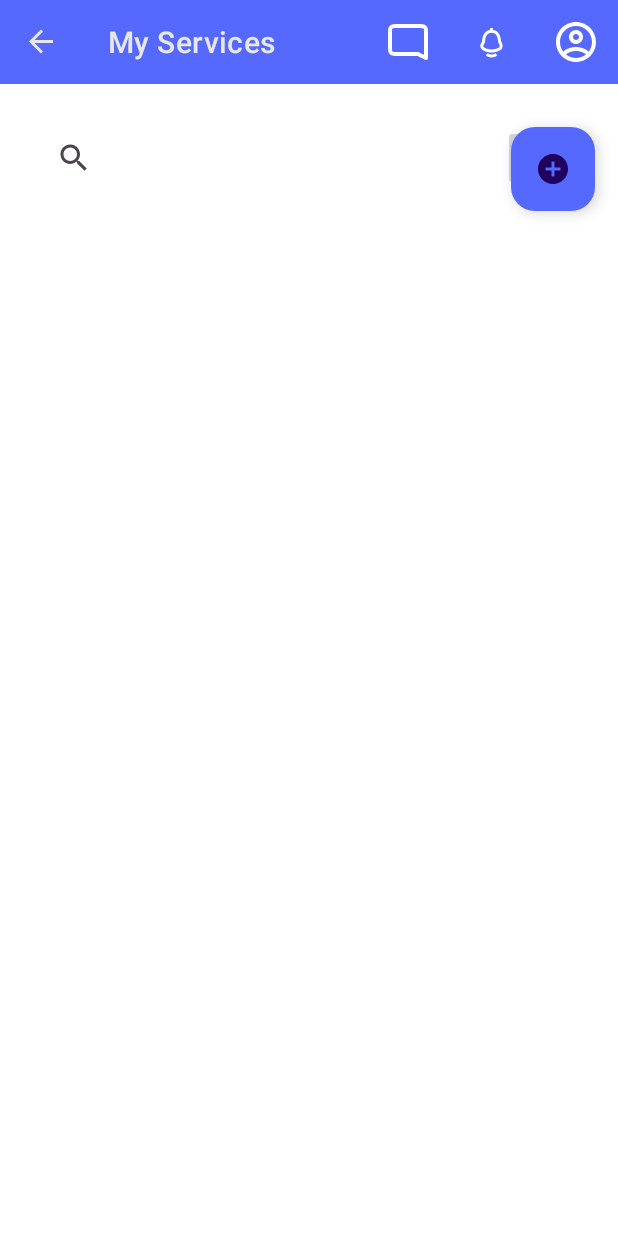
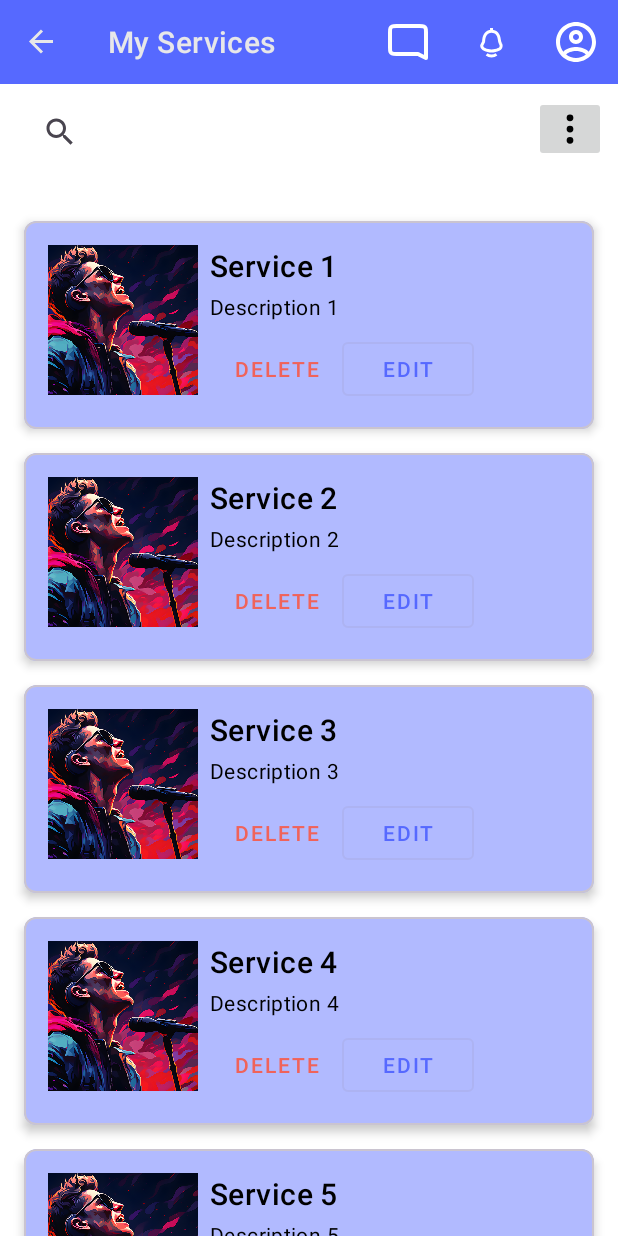
Before and after one commit to nikola-velemir/fusmobilni, an Android app: the ServiceView screen opened through its navigation route, on a phone screen of 412 x 824 dp. Run offline under Robolectric (Android 15) with nearby library versions, the phone set to English and light mode, and no system bars; our stand-ins replace navigation-ui.

Commit message:
create service card and service view for service provider

```diff
--- a/app/build.gradle
+++ b/app/build.gradle
@@ -33,7 +33,8 @@ android {
 
 
 dependencies {
-
+    implementation libs.glide
+    annotationProcessor libs.compiler
     implementation libs.appcompat
     implementation libs.material
     implementation libs.activity
--- /dev/null
+++ b/app/src/main/java/com/example/fusmobilni/adapters/PupServiceAdapter.java
@@ -0,0 +1,64 @@
+package com.example.fusmobilni.adapters;
+
+import android.net.Uri;
+import android.view.LayoutInflater;
+import android.view.View;
+import android.view.ViewGroup;
+import android.widget.Button;
+import android.widget.ImageView;
+import android.widget.TextView;
+
+import androidx.annotation.NonNull;
+import androidx.recyclerview.widget.RecyclerView;
+
+import com.bumptech.glide.Glide;
+import com.example.fusmobilni.R;
+import com.example.fusmobilni.model.DummyService;
+import com.example.fusmobilni.model.Service;
+
+import java.util.List;
+
+public class PupServiceAdapter extends RecyclerView.Adapter<PupServiceAdapter.ServiceViewHolder> {
+
+    private List<DummyService> serviceList;
+
+    public PupServiceAdapter(List<DummyService> serviceList) {
+        this.serviceList = serviceList;
+    }
+
+    @NonNull
+    @Override
+    public ServiceViewHolder onCreateViewHolder(@NonNull ViewGroup parent, int viewType) {
+        View view = LayoutInflater.from(parent.getContext())
+                .inflate(R.layout.pup_service_card, parent, false);
+        return new ServiceViewHolder(view);
+    }
+
+    @Override
+    public void onBindViewHolder(@NonNull ServiceViewHolder holder, int position) {
+        DummyService service = serviceList.get(position);
+        holder.title.setText(service.getTitle());
+        holder.description.setText(service.getDescription());
+    }
+
+    @Override
+    public int getItemCount() {
+        return serviceList.size();
+    }
+
+    public static class ServiceViewHolder extends RecyclerView.ViewHolder {
+
+        TextView title, description;
+        ImageView image;
+        Button editButton, deleteButton;
+
+        public ServiceViewHolder(@NonNull View itemView) {
+            super(itemView);
+            title = itemView.findViewById(R.id.cardTitle);
+            description = itemView.findViewById(R.id.cardDescription);
+            image = itemView.findViewById(R.id.cardImage);
+            editButton = itemView.findViewById(R.id.editButton);
+            deleteButton = itemView.findViewById(R.id.deleteButton);
+        }
+    }
+}
--- a/app/src/main/java/com/example/fusmobilni/fragments/ServiceView.java
+++ b/app/src/main/java/com/example/fusmobilni/fragments/ServiceView.java
@@ -1,10 +1,14 @@
 package com.example.fusmobilni.fragments;
 
 import android.graphics.Color;
+import android.net.Uri;
 import android.os.Bundle;
 
 import androidx.appcompat.widget.SearchView;
 import androidx.fragment.app.Fragment;
+import androidx.recyclerview.widget.GridLayoutManager;
+import androidx.recyclerview.widget.LinearLayoutManager;
+import androidx.recyclerview.widget.RecyclerView;
 
 import android.view.LayoutInflater;
 import android.view.View;
@@ -14,15 +18,22 @@ import android.widget.ImageView;
 import android.widget.TextView;
 
 import com.example.fusmobilni.R;
+import com.example.fusmobilni.adapters.PupServiceAdapter;
 import com.example.fusmobilni.databinding.FragmentServiceCreationBinding;
 import com.example.fusmobilni.databinding.FragmentServiceViewBinding;
+import com.example.fusmobilni.model.DummyService;
 
 import java.lang.reflect.Field;
+import java.util.ArrayList;
+import java.util.List;
 
 
 public class ServiceView extends Fragment {
 
     FragmentServiceViewBinding binding;
+    private RecyclerView recyclerView;
+    private PupServiceAdapter serviceAdapter;
+    private List<DummyService> services;
 
     public ServiceView() {
         // Required empty public constructor
@@ -43,7 +54,19 @@ public class ServiceView extends Fragment {
                              Bundle savedInstanceState) {
         binding = FragmentServiceViewBinding.inflate(inflater, container, false);
         View view = binding.getRoot();
+        recyclerView = binding.recyclerView;
+        recyclerView.setLayoutManager(new LinearLayoutManager(getActivity()));
 
+        services = new ArrayList<>();
+        services.add(new DummyService("Service 1", "Description 1"));
+        services.add(new DummyService("Service 2", "Description 2"));
+        services.add(new DummyService("Service 3", "Description 3"));
+        services.add(new DummyService("Service 4", "Description 4"));
+        services.add(new DummyService("Service 5", "Description 5"));
+
+        serviceAdapter = new PupServiceAdapter(services);
+
+        recyclerView.setAdapter(serviceAdapter);
 
         return view;
     }
--- /dev/null
+++ b/app/src/main/java/com/example/fusmobilni/model/DummyService.java
@@ -0,0 +1,30 @@
+package com.example.fusmobilni.model;
+
+import android.net.Uri;
+
+public class DummyService {
+
+    private String title;
+    private String description;
+
+    public DummyService(String title, String description) {
+        this.title = title;
+        this.description = description;
+    }
+
+    public String getDescription() {
+        return description;
+    }
+
+    public void setDescription(String description) {
+        this.description = description;
+    }
+
+    public String getTitle() {
+        return title;
+    }
+
+    public void setTitle(String title) {
+        this.title = title;
+    }
+}
--- a/app/src/main/res/layout/fragment_service_view.xml
+++ b/app/src/main/res/layout/fragment_service_view.xml
@@ -1,49 +1,49 @@
 <?xml version="1.0" encoding="utf-8"?>
-<androidx.constraintlayout.widget.ConstraintLayout xmlns:android="http://schemas.android.com/apk/res/android"
+<FrameLayout xmlns:android="http://schemas.android.com/apk/res/android"
     xmlns:app="http://schemas.android.com/apk/res-auto"
-    xmlns:tools="http://schemas.android.com/tools"
     android:layout_width="match_parent"
-    android:layout_height="match_parent"
-    tools:context=".fragments.ServiceView">
+    android:layout_height="match_parent">
 
     <LinearLayout
         android:id="@+id/linearLayout"
         android:layout_width="match_parent"
-        android:layout_height="100dp"
+        android:layout_height="wrap_content"
         android:orientation="horizontal"
-        app:layout_constraintEnd_toEndOf="parent"
-        app:layout_constraintStart_toStartOf="parent"
-        app:layout_constraintTop_toTopOf="parent">
+        android:padding="8dp">
 
         <androidx.appcompat.widget.SearchView
             android:id="@+id/searchView"
-            android:layout_width="260dp"
+            android:layout_width="0dp"
             android:layout_height="wrap_content"
-            android:layout_marginStart="25dp"
-            android:layout_marginTop="25dp"
+            android:layout_weight="1"
+            android:layout_marginStart="8dp"
             android:iconifiedByDefault="false"
             android:queryHint="Search here..." />
 
         <ImageButton
-            android:layout_width="25dp"
+            android:layout_width="wrap_content"
             android:layout_height="wrap_content"
-            android:layout_marginStart="50dp"
-            android:layout_marginTop="27dp"
-            android:contentDescription="B"
+            android:layout_marginStart="8dp"
+            android:contentDescription="Options"
             android:src="@drawable/three_dotted_menu" />
     </LinearLayout>
+
+    <androidx.recyclerview.widget.RecyclerView
+        android:id="@+id/recyclerView"
+        android:layout_width="match_parent"
+        android:layout_height="match_parent"
+        android:layout_marginTop="75dp"
+        android:padding="8dp"
+        android:clipToPadding="false"
+        android:scrollbars="vertical" />
 
     <com.google.android.material.floatingactionbutton.FloatingActionButton
         android:id="@+id/floating_action_button"
         android:layout_width="wrap_content"
         android:layout_height="wrap_content"
-        app:layout_constraintBottom_toBottomOf="parent"
-        app:layout_constraintEnd_toEndOf="parent"
-        android:layout_marginEnd="15dp"
-        android:layout_marginBottom="15dp"
+        android:layout_gravity="bottom|end"
+        android:layout_margin="16dp"
         android:backgroundTint="@color/primary_blue_900"
-        app:srcCompat="@drawable/plus_icon"
-        android:clickable="true"
-        tools:ignore="ImageContrastCheck" />
+        app:srcCompat="@drawable/plus_icon" />
 
-</androidx.constraintlayout.widget.ConstraintLayout>
+</FrameLayout>
--- /dev/null
+++ b/app/src/main/res/layout/pup_service_card.xml
@@ -0,0 +1,78 @@
+<?xml version="1.0" encoding="utf-8"?>
+<com.google.android.material.card.MaterialCardView xmlns:android="http://schemas.android.com/apk/res/android"
+    xmlns:app="http://schemas.android.com/apk/res-auto"
+    android:layout_width="match_parent"
+    android:layout_height="wrap_content"
+    android:layout_margin="8dp"
+    app:cardCornerRadius="8dp"
+    app:cardElevation="4dp">
+
+    <LinearLayout
+        android:layout_width="match_parent"
+        android:layout_height="wrap_content"
+        android:orientation="horizontal"
+        android:padding="16dp">
+
+        <!-- Left side: Image -->
+        <ImageView
+            android:id="@+id/cardImage"
+            android:layout_width="100dp"
+            android:layout_height="100dp"
+            android:contentDescription="Card image"
+            android:src="@drawable/service_placeholder"
+            android:scaleType="centerCrop"
+            android:layout_marginEnd="8dp" />
+
+        <!-- Right side: Title, description, and buttons -->
+        <LinearLayout
+            android:layout_width="0dp"
+            android:layout_height="wrap_content"
+            android:layout_weight="1"
+            android:orientation="vertical"
+            android:layout_gravity="center_vertical">
+
+            <!-- Title -->
+            <TextView
+                android:id="@+id/cardTitle"
+                android:layout_width="wrap_content"
+                android:layout_height="wrap_content"
+                android:text="Card Title"
+                android:textAppearance="@style/TextAppearance.MaterialComponents.Headline6"
+                android:textColor="@color/black" />
+
+            <!-- Description -->
+            <TextView
+                android:id="@+id/cardDescription"
+                android:layout_width="wrap_content"
+                android:layout_height="wrap_content"
+                android:layout_marginTop="4dp"
+                android:text="This is a description of the card item."
+                android:textAppearance="@style/TextAppearance.MaterialComponents.Body2"
+                android:textColor="@color/black" />
+
+            <!-- Buttons: Edit and Delete -->
+            <LinearLayout
+                android:layout_width="wrap_content"
+                android:layout_height="wrap_content"
+                android:layout_marginTop="8dp"
+                android:orientation="horizontal">
+
+                <com.google.android.material.button.MaterialButton
+                    android:id="@+id/deleteButton"
+                    android:layout_width="wrap_content"
+                    android:layout_height="wrap_content"
+                    android:text="Delete"
+                    style="@style/Widget.MaterialComponents.Button.TextButton"
+                    android:textColor="@color/accent_red" />
+
+                <com.google.android.material.button.MaterialButton
+                    android:id="@+id/editButton"
+                    android:layout_width="wrap_content"
+                    android:layout_height="wrap_content"
+                    android:text="Edit"
+                    style="@style/Widget.MaterialComponents.Button.OutlinedButton"
+                    android:layout_marginEnd="8dp" />
+            </LinearLayout>
+        </LinearLayout>
+    </LinearLayout>
+</com.google.android.material.card.MaterialCardView>
--- a/app/src/main/res/layout/service_card.xml
+++ b/app/src/main/res/layout/service_card.xml
@@ -32,7 +32,6 @@
                 app:layout_constraintStart_toStartOf="parent"
                 app:layout_constraintTop_toTopOf="parent" />
 
-            <!-- Bookmark Icon -->
 
             <androidx.cardview.widget.CardView
                 android:layout_width="wrap_content"
--- a/gradle/libs.versions.toml
+++ b/gradle/libs.versions.toml
@@ -1,5 +1,6 @@
 [versions]
 agp = "8.7.1"
+glide = "4.15.1"
 junit = "4.13.2"
 junitVersion = "1.2.1"
 espressoCore = "3.6.1"
@@ -11,6 +12,8 @@ navigationUi = "2.8.3"
 navigationFragment = "2.8.3"
 
 [libraries]
+compiler = { module = "com.github.bumptech.glide:compiler", version.ref = "glide" }
+glide = { module = "com.github.bumptech.glide:glide", version.ref = "glide" }
 junit = { group = "junit", name = "junit", version.ref = "junit" }
 ext-junit = { group = "androidx.test.ext", name = "junit", version.ref = "junitVersion" }
 espresso-core = { group = "androidx.test.espresso", name = "espresso-core", version.ref = "espressoCore" }
```
